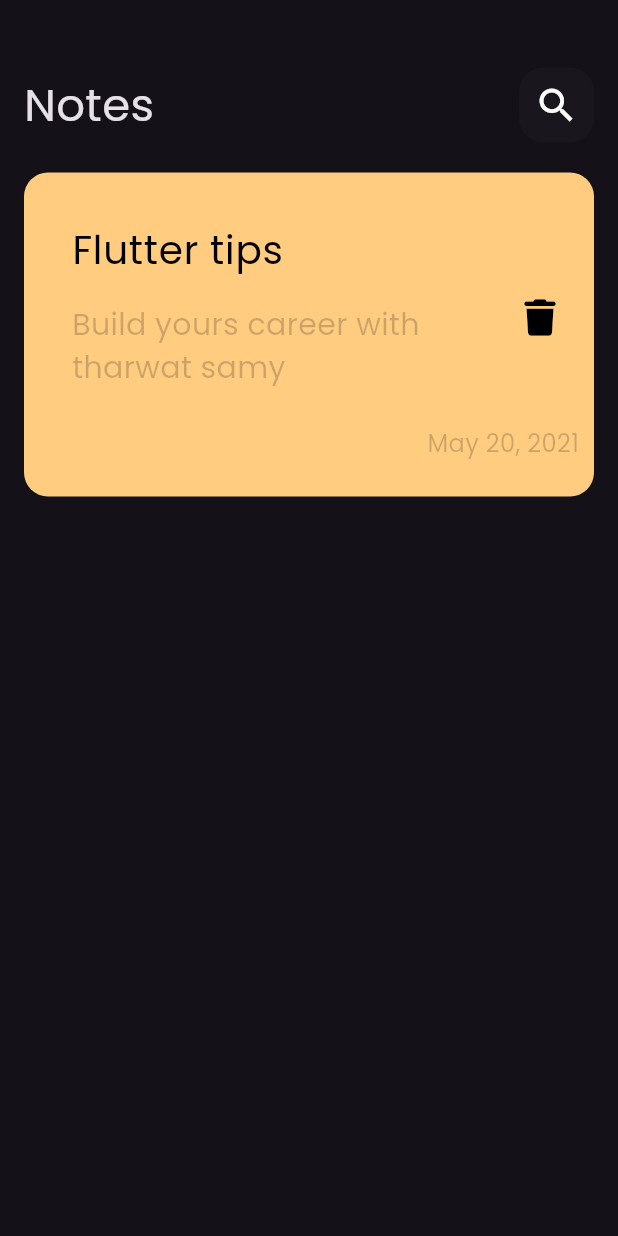
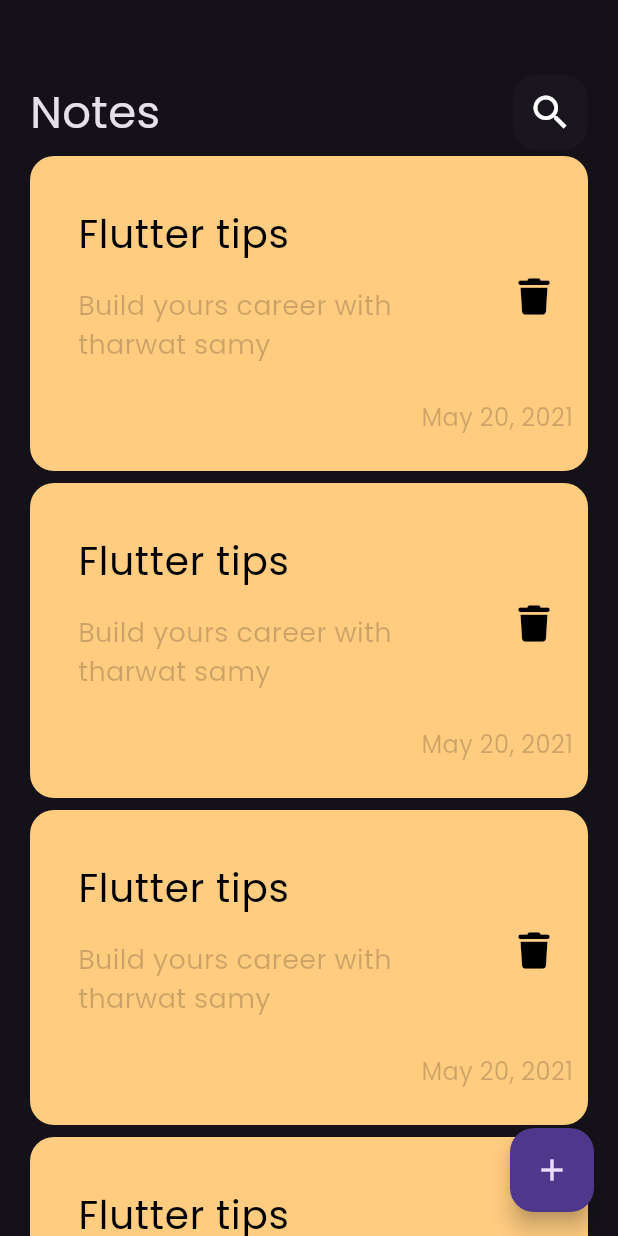
Before and after one commit to A7medkatheer/notes_app, a Flutter app: the screen it shows after launch, on a phone screen of 412 x 824 dp. Run offline on Flutter 3.47's test engine with Material 3 defaults, Android fonts, the phone set to English and light mode, and no system bars; our stand-ins replace font_awesome_flutter.

Commit message:
add floating action button

```diff
--- a/lib/views/notes_view.dart
+++ b/lib/views/notes_view.dart
@@ -6,8 +6,12 @@ class NotesView extends StatelessWidget {
 
   @override
   Widget build(BuildContext context) {
-    return const Scaffold(
-      body: NotesViewBody(),
+    return Scaffold(
+      floatingActionButton: FloatingActionButton(
+        onPressed: () {},
+        child: const Icon(Icons.add),
+      ),
+      body: const NotesViewBody(),
     );
   }
 }
--- a/lib/views/widgets/custom_note_item.dart
+++ b/lib/views/widgets/custom_note_item.dart
@@ -28,7 +28,7 @@ class NoteItem extends StatelessWidget {
               child: Text(
                 'Build yours career with tharwat samy',
                 style: TextStyle(
-                    fontSize: 20, color: Colors.black.withOpacity(.2)),
+                    fontSize: 18, color: Colors.black.withOpacity(.2)),
               ),
             ),
             trailing: const Icon(
--- /dev/null
+++ b/lib/views/widgets/notes_list_view.dart
@@ -0,0 +1,20 @@
+import 'package:flutter/material.dart';
+import 'package:notes_app/views/widgets/custom_note_item.dart';
+
+class NotesListView extends StatelessWidget {
+  const NotesListView({super.key});
+
+  @override
+  Widget build(BuildContext context) {
+    return ListView.builder(
+      itemBuilder: (context, index) {
+        return const Padding(
+          padding: EdgeInsets.symmetric(
+            vertical: 4,
+          ),
+          child: NoteItem(),
+        );
+      },
+    );
+  }
+}
--- a/lib/views/widgets/notes_view_body.dart
+++ b/lib/views/widgets/notes_view_body.dart
@@ -1,6 +1,5 @@
 import 'package:flutter/material.dart';
-
-import 'package:notes_app/views/widgets/custom_note_item.dart';
+import 'package:notes_app/views/widgets/notes_list_view.dart';
 import 'package:notes_app/views/widgets/notes_view_appbar.dart';
 
 class NotesViewBody extends StatelessWidget {
@@ -9,17 +8,16 @@ class NotesViewBody extends StatelessWidget {
   @override
   Widget build(BuildContext context) {
     return const Padding(
-      padding: EdgeInsets.symmetric(horizontal: 16),
+      padding: EdgeInsets.symmetric(horizontal: 20),
       child: Column(
         children: [
           SizedBox(
-            height: 45,
+            height: 50,
           ),
           NotesViewAppBar(),
-          SizedBox(
-            height: 20,
-          ),
-          NoteItem(),
+          Expanded(
+            child: NotesListView(),
+          )
         ],
       ),
     );
```
